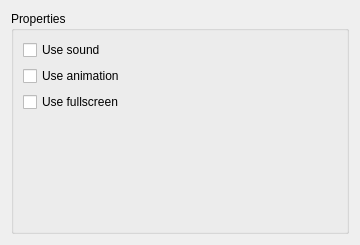
Before: the Qt Designer form src/gui/kPropertiesWidget.ui in pasnox/kiess, drawn with Qt 5.
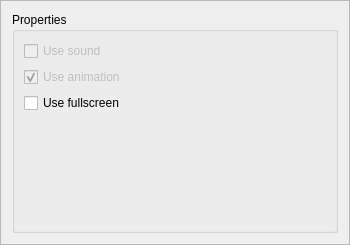
After: the same form once the commit is applied. Custom widgets are drawn as their Qt base class.

Commit message: Add about widget. Add minimal properties support ( fullscreen ) via the properties widget or shortcut (ctrl+f) Update embedded abstract interface and related classes

Diff of the .ui file:
```diff
--- a/src/gui/kPropertiesWidget.ui
+++ b/src/gui/kPropertiesWidget.ui
@@ -5,13 +5,19 @@
    <rect>
     <x>0</x>
     <y>0</y>
-    <width>360</width>
+    <width>350</width>
     <height>245</height>
    </rect>
   </property>
   <property name="windowTitle" >
    <string>Properties</string>
   </property>
+  <property name="frameShape" >
+   <enum>QFrame::StyledPanel</enum>
+  </property>
+  <property name="frameShadow" >
+   <enum>QFrame::Raised</enum>
+  </property>
   <layout class="QVBoxLayout" name="verticalLayout" >
    <item>
     <widget class="QGroupBox" name="groupBox" >
@@ -19,18 +25,30 @@
       <string>Properties</string>
      </property>
      <layout class="QFormLayout" name="formLayout" >
+      <property name="fieldGrowthPolicy" >
+       <enum>QFormLayout::ExpandingFieldsGrow</enum>
+      </property>
       <item row="0" column="0" >
-       <widget class="QCheckBox" name="checkBox" >
+       <widget class="QCheckBox" name="cbSound" >
+        <property name="enabled" >
+         <bool>false</bool>
+        </property>
         <property name="text" >
          <string>Use sound</string>
         </property>
        </widget>
       </item>
       <item row="1" column="0" >
-       <widget class="QCheckBox" name="checkBox_2" >
+       <widget class="QCheckBox" name="cbAnimation" >
+        <property name="enabled" >
+         <bool>false</bool>
+        </property>
         <property name="text" >
          <string>Use animation</string>
         </property>
+        <property name="checked" >
+         <bool>true</bool>
+        </property>
        </widget>
       </item>
       <item row="2" column="0" >
@@ -48,7 +66,7 @@
  <customwidgets>
   <customwidget>
    <class>kEmbeddedWidget</class>
-   <extends>QWidget</extends>
+   <extends>QFrame</extends>
    <header>kEmbeddedWidget.h</header>
    <container>1</container>
   </customwidget>
```
Left out of the diff: 8 changed lines with no effect on the pictures. The commit also changes 13 other files.
